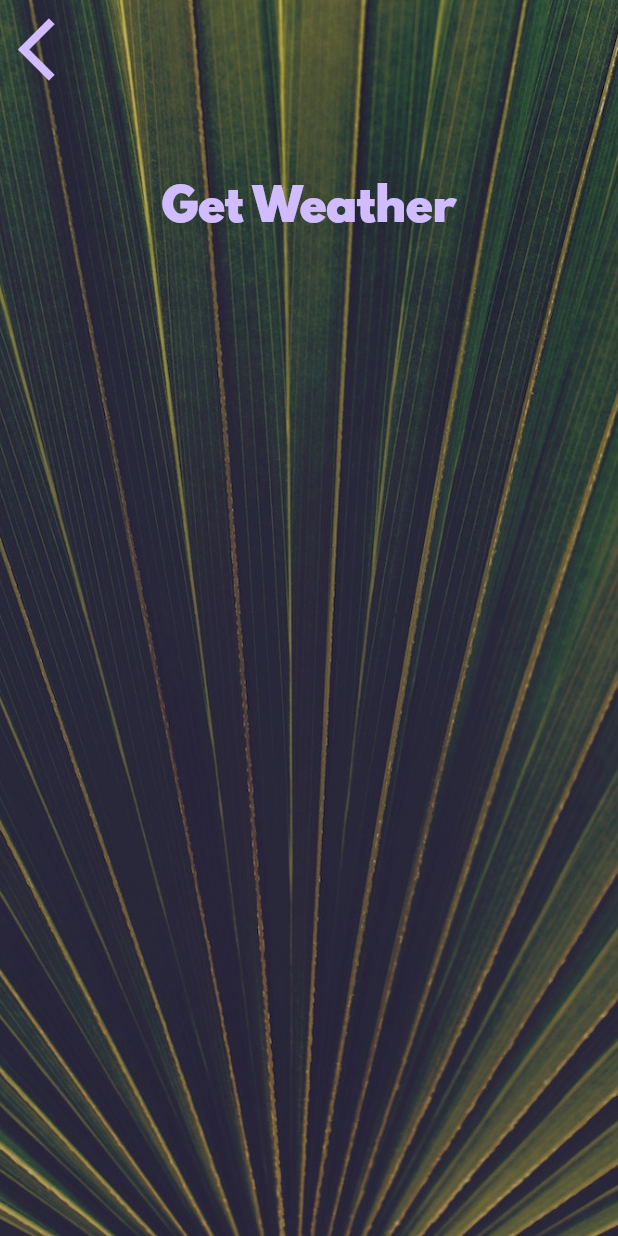
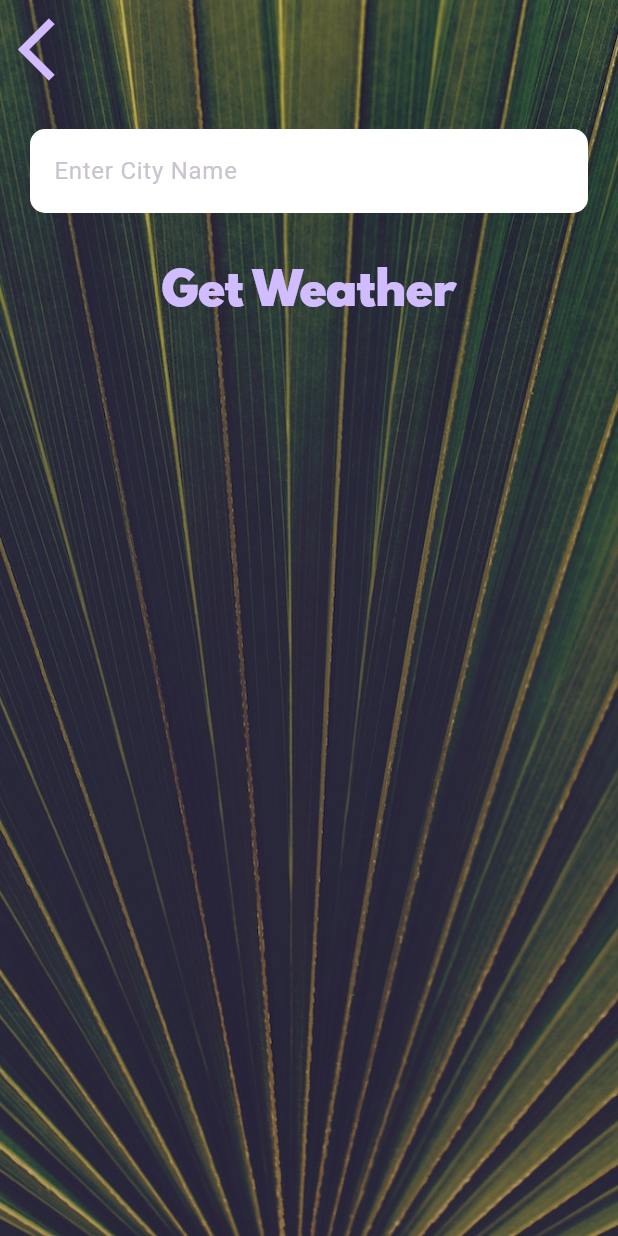
Before and after one commit to rafael12peralta/mobile-development, a Flutter app: the CityScreen screen opened directly, on a phone screen of 412 x 824 dp. Run offline on Flutter 3.47's test engine with Material 3 defaults, Android fonts, the phone set to English and light mode, and no system bars; our stand-ins replace flutter_slidable, flutter_spinkit, geolocator.

Commit message:
class progress

```diff
--- a/weather_new/lib/screens/city_screen.dart
+++ b/weather_new/lib/screens/city_screen.dart
@@ -8,6 +8,8 @@ class CityScreen extends StatefulWidget {
 }
 
 class _CityScreenState extends State<CityScreen> {
+  String? cityName;
+
   @override
   Widget build(BuildContext context) {
     return Scaffold(
@@ -25,7 +27,9 @@ class _CityScreenState extends State<CityScreen> {
               Align(
                 alignment: Alignment.topLeft,
                 child: TextButton(
-                  onPressed: () {},
+                  onPressed: () {
+                    Navigator.pop(context);
+                  },
                   child: Icon(
                     Icons.arrow_back_ios,
                     size: 50.0,
@@ -34,10 +38,24 @@ class _CityScreenState extends State<CityScreen> {
               ),
               Container(
                 padding: EdgeInsets.all(20.0),
-                child: null,
+                child: TextField(
+                  onChanged: (value) {
+                    cityName = value;
+                  },
+                  style: TextStyle(color: Colors.black),
+                  decoration: InputDecoration(
+                      fillColor: Colors.white,
+                      filled: true,
+                      hintText: 'Enter City Name',
+                      border: OutlineInputBorder(
+                          borderSide: BorderSide.none,
+                          borderRadius: BorderRadius.circular(10))),
+                ),
               ),
               TextButton(
-                onPressed: () {},
+                onPressed: () {
+                  Navigator.pop(context, cityName);
+                },
                 child: Text(
                   'Get Weather',
                   style: kButtonTextStyle,
--- a/weather_new/lib/services/networking.dart
+++ b/weather_new/lib/services/networking.dart
@@ -1,7 +1,7 @@
 import 'package:http/http.dart' as http;
 import 'dart:convert';
+
 class Networking {
-
   final String url;
 
   Networking({required this.url});
```
Also changed, not shown: weather_new/lib/screens/loading_screen.dart (+5 -4 lines), weather_new/lib/screens/location_screen.dart (+21 -2 lines), weather_new/lib/services/weather.dart (+12 -3 lines).
